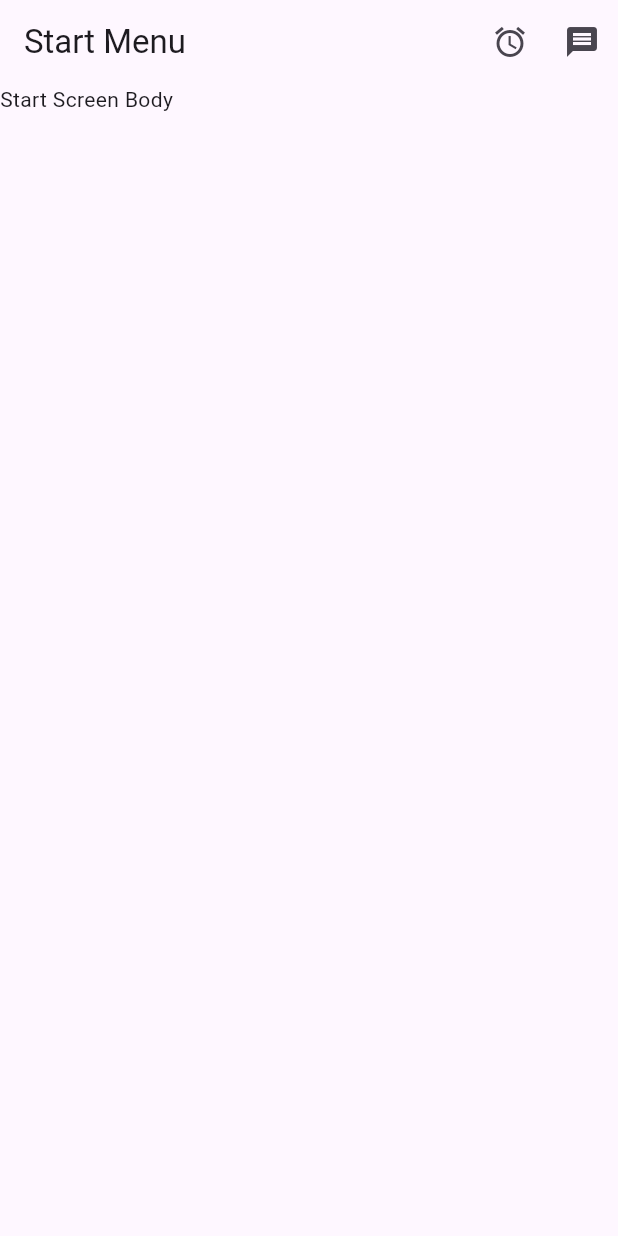
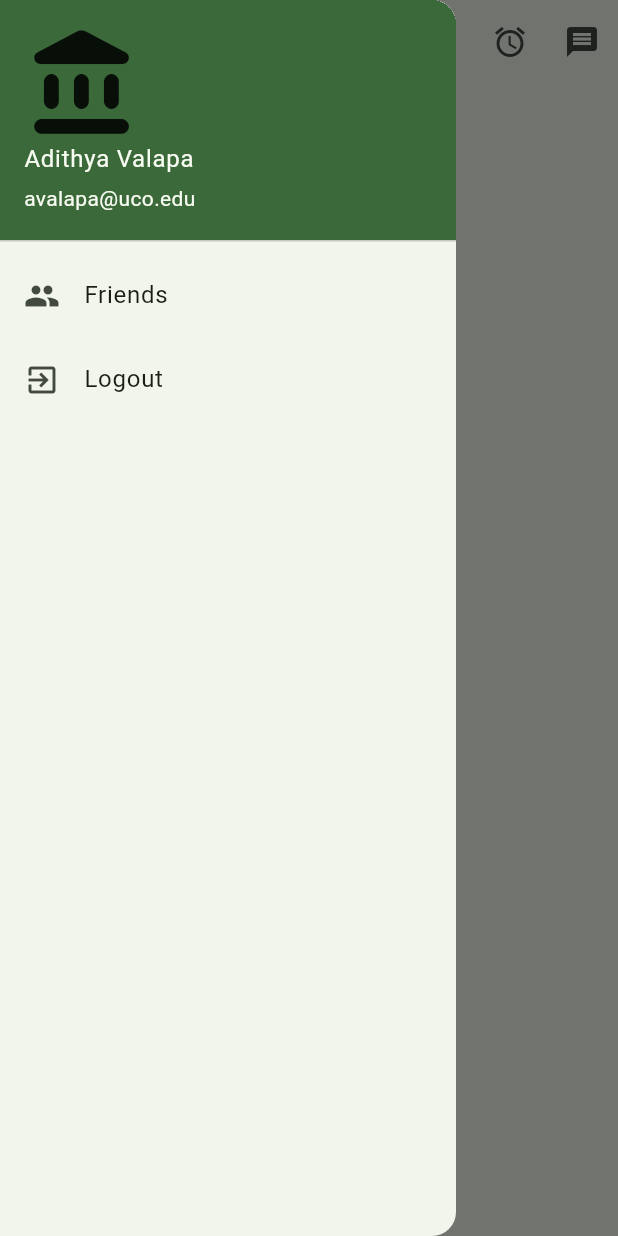
Before and after one commit to sunny99099/avalapa-lesson2-cmsc5303-statelesswidget, a Flutter app: the screen it shows after launch, with the side drawer open (before the commit the screen has no drawer), on a phone screen of 412 x 824 dp. Run offline on Flutter 3.47's test engine with Material 3 defaults, Android fonts, the phone set to English and light mode, and no system bars.

Commit message:
final commit

```diff
--- a/lib/main.dart
+++ b/lib/main.dart
@@ -1,4 +1,7 @@
 import 'package:flutter/material.dart';
+import 'package:lesson2/model/constant.dart';
+import 'package:lesson2/view/image%20screen.dart';
+import 'package:lesson2/view/materialdesign_screen.dart';
 import 'package:lesson2/view/start_screen.dart';
 
 void main()
@@ -12,14 +15,29 @@ class Lesson2App extends StatelessWidget
 
   @override
   Widget build(BuildContext context) {
-  return const MaterialApp
+  return MaterialApp
   (
+
+    debugShowCheckedModeBanner: Constant.dev,
+
+    theme: ThemeData
+    (
+      brightness: Brightness.light,
+      useMaterial3: true,
+      colorSchemeSeed:Colors.green ,
+      textTheme: const TextTheme
+      (
+        labelLarge: TextStyle(fontSize: 28.0),
+      )
+    ),
 
     initialRoute: StartScreen.rountName,
 
     routes:
     {
-      StartScreen.rountName: f1,
+      StartScreen.rountName: (context) => StartScreen(),
+      MaterialDesignScreen.rountName : (context) => const MaterialDesignScreen(),
+      ImageScreen.routeName : (context) => const ImageScreen(),
     },
   );
   }
@@ -28,5 +46,10 @@ class Lesson2App extends StatelessWidget
 
 Widget f1(BuildContext context)
 {
-  return const StartScreen();
+  return  StartScreen();
 }
+
+Widget f2(BuildContext context)
+{
+  return  const MaterialDesignScreen();
+}
--- /dev/null
+++ b/lib/model/constant.dart
@@ -0,0 +1,4 @@
+class Constant
+{
+  static const dev = false;
+}
--- /dev/null
+++ b/lib/view/image screen.dart
@@ -0,0 +1,30 @@
+import 'package:flutter/material.dart';
+
+class ImageScreen extends StatelessWidget
+{
+  const ImageScreen({super.key});
+  static const routeName = "/ImageScreen";
+
+  @override
+  Widget build(BuildContext context)
+  {
+    return Scaffold
+    (
+      appBar: AppBar
+      (
+        title: Text("Image Demo"),
+      ),
+      body:ListView
+      (
+        children:
+        [
+          Container(color :Colors.amberAccent,height: 250.0, child: Image.network("https://m.media-amazon.com/images/I/41VLHPKB7nL._SX342_SY445_.jpg")),
+          Container(color :Colors.orange[200], height: 200.0 ,child: Image.network("https://m.media-amazon.com/images/I/418LkV-wiML._SX342_SY445_.jpg")),
+          Container(color :Colors.purple[200], height: 200.0, child: Image.asset("images/pic1.jpg")),
+          Container(color :Colors.greenAccent, height: 200.0, child: Image.asset("images/pic2.jpg")),
+        ],
+      ),
+    );
+  }
+
+}
--- a/lib/view/start_screen.dart
+++ b/lib/view/start_screen.dart
@@ -1,12 +1,14 @@
 // ignore_for_file: avoid_print
 
 import 'package:flutter/material.dart';
+import 'package:lesson2/controller/StartScreenController.dart';
 import 'package:lesson2/view/show_snackbar.dart';
 
 class StartScreen extends StatelessWidget
 {
-  const StartScreen({super.key});
+  StartScreen({super.key});
   static const rountName ="/StartScreen";
+  final _con = StartScreenController();
 
   @override
   Widget build(BuildContext context) {
@@ -17,13 +19,33 @@ class StartScreen extends StatelessWidget
         title: const Text("Start Menu"),
         actions:
         [
-          IconButton(onPressed: () => ShowSnackBar(context: context, message: "alarm action button is pressed"),
+          IconButton(onPressed: () => _con.onPressedAlarm(context),
           icon: const Icon(Icons.alarm)),
-          IconButton(onPressed: () => ShowSnackBar(context: context, message: "message button is pressed"),
+          IconButton(onPressed: () => _con.onPressedmessage(context),
           icon: const Icon(Icons.message)),
         ],
       ),
-      body: const Text("Start Screen Body"),
+      drawer: Drawer
+      (
+        child: ListView
+        (
+          children:
+          [
+            const UserAccountsDrawerHeader(currentAccountPicture: Icon(Icons.account_balance_rounded,size: 80,),accountName: Text("Adithya Valapa"), accountEmail: Text("avalapa@uco.edu")),
+            ListTile(leading: const Icon(Icons.people),title: const Text("Friends"),onTap: () => _con.onTapFriend(context),),
+            ListTile(leading: const Icon(Icons.exit_to_app),title: const Text("Logout"),onTap: () => _con.onTaplogout(context),),
+          ],
+        )
+      ),
+      body: Column
+      (
+        children:
+        [
+          Text("Choose a menu to navigate",style: Theme.of(context).textTheme.headlineSmall ,),
+          ElevatedButton(onPressed: () => _con.onPressMaterialDesign(context), child: Text("Material Design",style: Theme.of(context).textTheme.labelLarge )),
+          ElevatedButton(onPressed: () => _con.onPressImageDemo(context), child: Text("image demo",style: Theme.of(context).textTheme.labelLarge )),
+        ],
+      ),
     );
   }
 
--- a/pubspec.yaml
+++ b/pubspec.yaml
@@ -59,9 +59,9 @@ flutter:
   uses-material-design: true
 
   # To add assets to your application, add an assets section, like this:
-  # assets:
-  #   - images/a_dot_burr.jpeg
-  #   - images/a_dot_ham.jpeg
+  assets:
+    - images/pic1.jpg
+    - images/pic2.jpg
 
   # An image asset can refer to one or more resolution-specific "variants", see
   # https://flutter.dev/assets-and-images/#resolution-aware
```
Also changed, not shown: lib/controller/startscreencontroller.dart (added, +42 -0 lines), lib/view/materialdesign_screen.dart (added, +123 -0 lines), images/pic1.jpg (added), images/pic2.jpg (added).
